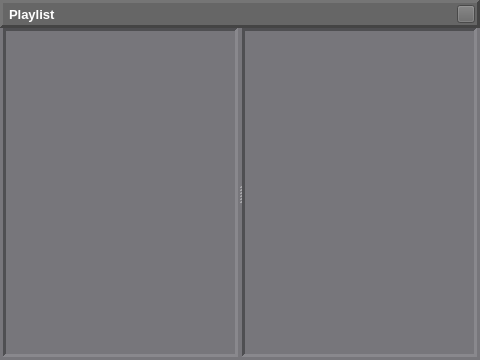
ZXfkSIE/ThousandPlayer, file source/ui/tp_playlist.ui: the form before one commit.
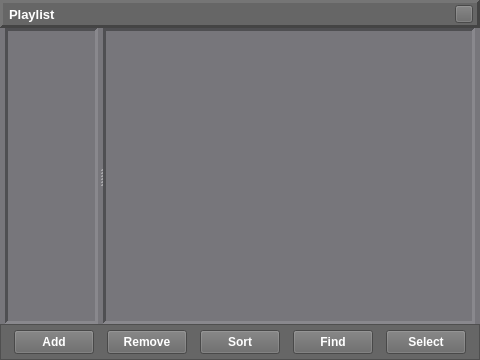
The form after the commit. Custom widgets are drawn as their Qt base class.

The edit to the form file:
```diff
--- a/source/ui/tp_playlist.ui
+++ b/source/ui/tp_playlist.ui
@@ -19,7 +19,7 @@
   <property name="minimumSize">
    <size>
     <width>480</width>
-    <height>240</height>
+    <height>360</height>
    </size>
   </property>
   <property name="windowTitle">
@@ -84,7 +84,7 @@
        <number>0</number>
       </property>
       <property name="rightMargin">
-       <number>2</number>
+       <number>4</number>
       </property>
       <property name="bottomMargin">
        <number>0</number>
@@ -154,32 +154,32 @@
     <widget class="TP_PlaylistContainer" name="widget_Playlist" native="true">
      <layout class="QVBoxLayout" name="verticalLayout_2">
       <property name="leftMargin">
-       <number>3</number>
+       <number>5</number>
       </property>
       <property name="topMargin">
        <number>0</number>
       </property>
       <property name="rightMargin">
-       <number>3</number>
+       <number>5</number>
       </property>
       <property name="bottomMargin">
-       <number>3</number>
+       <number>0</number>
       </property>
       <item>
        <widget class="QSplitter" name="splitter">
-        <property name="frameShape">
-         <enum>QFrame::NoFrame</enum>
-        </property>
-        <property name="frameShadow">
-         <enum>QFrame::Sunken</enum>
-        </property>
-        <property name="lineWidth">
-         <number>3</number>
-        </property>
         <property name="orientation">
          <enum>Qt::Horizontal</enum>
         </property>
+        <property name="handleWidth">
+         <number>5</number>
+        </property>
         <widget class="QScrollArea" name="scrollArea_SubPlayList">
+         <property name="sizePolicy">
+          <sizepolicy hsizetype="Expanding" vsizetype="Expanding">
+           <horstretch>1</horstretch>
+           <verstretch>0</verstretch>
+          </sizepolicy>
+         </property>
          <property name="frameShape">
           <enum>QFrame::Panel</enum>
          </property>
@@ -194,13 +194,19 @@
            <rect>
             <x>0</x>
             <y>0</y>
-            <width>229</width>
-            <height>323</height>
+            <width>227</width>
+            <height>290</height>
            </rect>
           </property>
          </widget>
         </widget>
         <widget class="QScrollArea" name="scrollArea_FileList">
+         <property name="sizePolicy">
+          <sizepolicy hsizetype="Expanding" vsizetype="Expanding">
+           <horstretch>4</horstretch>
+           <verstretch>0</verstretch>
+          </sizepolicy>
+         </property>
          <property name="frameShape">
           <enum>QFrame::Panel</enum>
          </property>
@@ -215,8 +221,8 @@
            <rect>
             <x>0</x>
             <y>0</y>
-            <width>229</width>
-            <height>323</height>
+            <width>226</width>
+            <height>290</height>
            </rect>
           </property>
          </widget>
@@ -226,6 +232,193 @@
      </layout>
     </widget>
    </item>
+   <item>
+    <widget class="TP_PlaylistBottomFrame" name="frame_Bottom">
+     <property name="minimumSize">
+      <size>
+       <width>0</width>
+       <height>36</height>
+      </size>
+     </property>
+     <property name="maximumSize">
+      <size>
+       <width>16777215</width>
+       <height>36</height>
+      </size>
+     </property>
+     <property name="styleSheet">
+      <string notr="true">background-color: #666;</string>
+     </property>
+     <property name="frameShape">
+      <enum>QFrame::StyledPanel</enum>
+     </property>
+     <property name="frameShadow">
+      <enum>QFrame::Raised</enum>
+     </property>
+     <layout class="QHBoxLayout" name="horizontalLayout_2">
+      <property name="spacing">
+       <number>0</number>
+      </property>
+      <property name="leftMargin">
+       <number>0</number>
+      </property>
+      <property name="topMargin">
+       <number>0</number>
+      </property>
+      <property name="rightMargin">
+       <number>0</number>
+      </property>
+      <property name="bottomMargin">
+       <number>0</number>
+      </property>
+      <item>
+       <widget class="TP_Button" name="pushButton">
+        <property name="minimumSize">
+         <size>
+          <width>0</width>
+          <height>24</height>
+         </size>
+        </property>
+        <property name="maximumSize">
+         <size>
+          <width>80</width>
+          <height>24</height>
+         </size>
+        </property>
+        <property name="font">
+         <font>
+          <pointsize>9</pointsize>
+          <weight>75</weight>
+          <bold>true</bold>
+         </font>
+        </property>
+        <property name="styleSheet">
+         <string notr="true">color: rgb(255, 255, 255);</string>
+        </property>
+        <property name="text">
+         <string>Add</string>
+        </property>
+       </widget>
+      </item>
+      <item>
+       <widget class="TP_Button" name="pushButton_2">
+        <property name="minimumSize">
+         <size>
+          <width>0</width>
+          <height>24</height>
+         </size>
+        </property>
+        <property name="maximumSize">
+         <size>
+          <width>80</width>
+          <height>24</height>
+         </size>
+        </property>
+        <property name="font">
+         <font>
+          <pointsize>9</pointsize>
+          <weight>75</weight>
+          <bold>true</bold>
+         </font>
+        </property>
+        <property name="styleSheet">
+         <string notr="true">color: rgb(255, 255, 255);</string>
+        </property>
+        <property name="text">
+         <string>Remove</string>
+        </property>
+       </widget>
+      </item>
+      <item>
+       <widget class="TP_Button" name="pushButton_4">
+        <property name="minimumSize">
+         <size>
+          <width>0</width>
+          <height>24</height>
+         </size>
+        </property>
+        <property name="maximumSize">
+         <size>
+          <width>80</width>
+          <height>24</height>
+         </size>
+        </property>
+        <property name="font">
+         <font>
+          <pointsize>9</pointsize>
+          <weight>75</weight>
+          <bold>true</bold>
+         </font>
+        </property>
+        <property name="styleSheet">
+         <string notr="true">color: rgb(255, 255, 255);</string>
+        </property>
+        <property name="text">
+         <string>Sort</string>
+        </property>
+       </widget>
+      </item>
+      <item>
+       <widget class="TP_Button" name="pushButton_5">
+        <property name="minimumSize">
+         <size>
+          <width>0</width>
+          <height>24</height>
+         </size>
+        </property>
+        <property name="maximumSize">
+         <size>
+          <width>80</width>
+          <height>24</height>
+         </size>
+        </property>
+        <property name="font">
+         <font>
+          <pointsize>9</pointsize>
+          <weight>75</weight>
+          <bold>true</bold>
+         </font>
+        </property>
+        <property name="styleSheet">
+         <string notr="true">color: rgb(255, 255, 255);</string>
+        </property>
+        <property name="text">
+         <string>Find</string>
+        </property>
+       </widget>
+      </item>
+      <item>
+       <widget class="TP_Button" name="pushButton_6">
+        <property name="minimumSize">
+         <size>
+          <width>0</width>
+          <height>24</height>
+         </size>
+        </property>
+        <property name="maximumSize">
+         <size>
+          <width>80</width>
+          <height>24</height>
+         </size>
+        </property>
+        <property name="font">
+         <font>
+          <pointsize>9</pointsize>
+          <weight>75</weight>
+          <bold>true</bold>
+         </font>
+        </property>
+        <property name="styleSheet">
+         <string notr="true">color: rgb(255, 255, 255);</string>
+        </property>
+        <property name="text">
+         <string>Select</string>
+        </property>
+       </widget>
+      </item>
+     </layout>
+    </widget>
+   </item>
   </layout>
  </widget>
  <customwidgets>
@@ -241,6 +434,17 @@
    <header>tp_playlistcontainer.h</header>
    <container>1</container>
   </customwidget>
+  <customwidget>
+   <class>TP_PlaylistBottomFrame</class>
+   <extends>QFrame</extends>
+   <header>tp_playlistbottomframe.h</header>
+   <container>1</container>
+  </customwidget>
+  <customwidget>
+   <class>TP_Button</class>
+   <extends>QPushButton</extends>
+   <header>tp_button.h</header>
+  </customwidget>
  </customwidgets>
  <resources/>
  <connections/>
```
Left out of the diff: 4 changed lines with no effect on the pictures.
